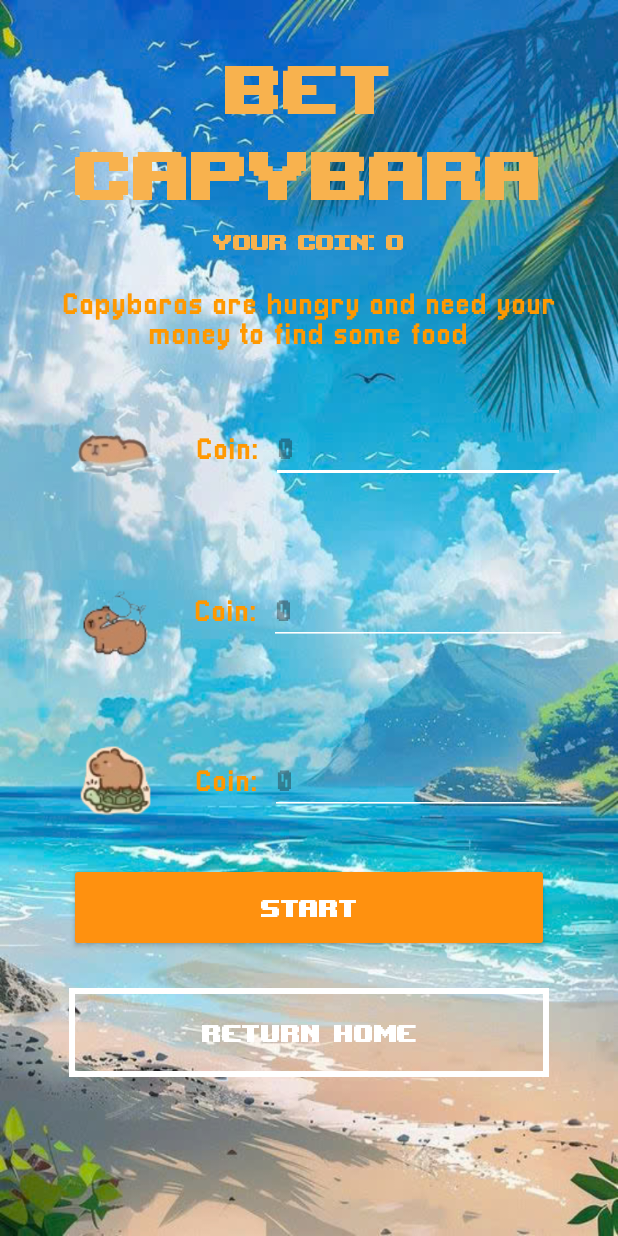
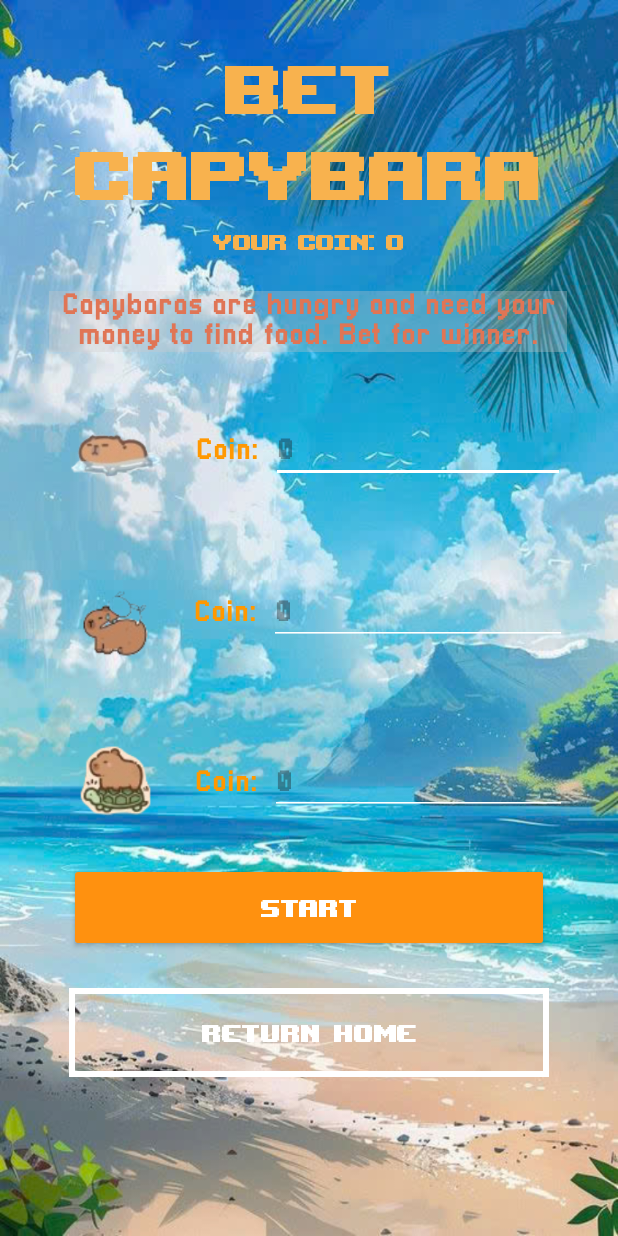
Before and after one commit to HaHasTeam/MiniGamePassmon, an Android app: the BetActivity screen opened directly, with no data from a screen before it, on a phone screen of 412 x 824 dp. Run offline under Robolectric (Android 15) with nearby library versions, the phone set to English and light mode, and no system bars.

Commit message:
chore: 🤖 update new content

```diff
--- a/app/src/main/res/layout/activity_bet.xml
+++ b/app/src/main/res/layout/activity_bet.xml
@@ -62,11 +62,12 @@
         android:layout_width="345dp"
         android:layout_height="wrap_content"
         android:layout_marginTop="24dp"
+        android:background="#50D0C8C8"
         android:fontFamily="@font/pixellari"
         android:lineHeight="22sp"
-        android:text="Capybaras are hungry and need your money to find some food"
+        android:text="Capybaras are hungry and need your money to find food. Bet for winner."
         android:textAlignment="center"
-        android:textColor="#FF9800"
+        android:textColor="#E07555"
         android:textFontWeight="500"
         android:textSize="20sp"
         app:layout_constraintEnd_toEndOf="parent"
```
